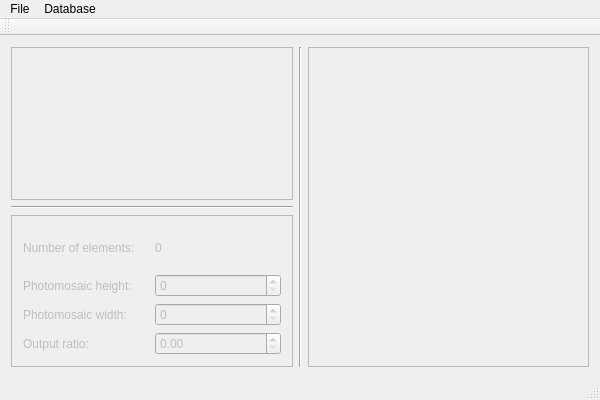
Old version of the form qtmosaic.ui in the repository mbrucher/QtMosaic.
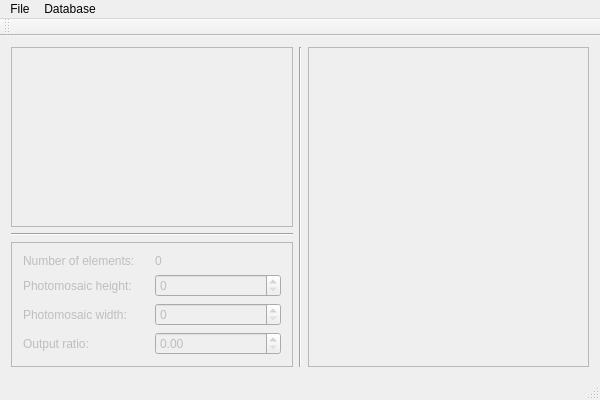
New version of the form.

```diff
--- a/qtmosaic.ui
+++ b/qtmosaic.ui
@@ -29,8 +29,8 @@
             <rect>
              <x>0</x>
              <y>0</y>
-             <width>279</width>
-             <height>155</height>
+             <width>276</width>
+             <height>178</height>
             </rect>
            </property>
            <layout class="QGridLayout" name="gridLayout">
@@ -63,6 +63,12 @@
           <property name="enabled">
            <bool>false</bool>
           </property>
+          <property name="sizePolicy">
+           <sizepolicy hsizetype="Minimum" vsizetype="Minimum">
+            <horstretch>0</horstretch>
+            <verstretch>0</verstretch>
+           </sizepolicy>
+          </property>
           <property name="widgetResizable">
            <bool>true</bool>
           </property>
@@ -74,8 +80,8 @@
             <rect>
              <x>0</x>
              <y>0</y>
-             <width>279</width>
-             <height>154</height>
+             <width>276</width>
+             <height>115</height>
             </rect>
            </property>
            <layout class="QGridLayout" name="gridLayout_3">
```
Left out of the diff: 6 changed lines with no effect on the pictures.
